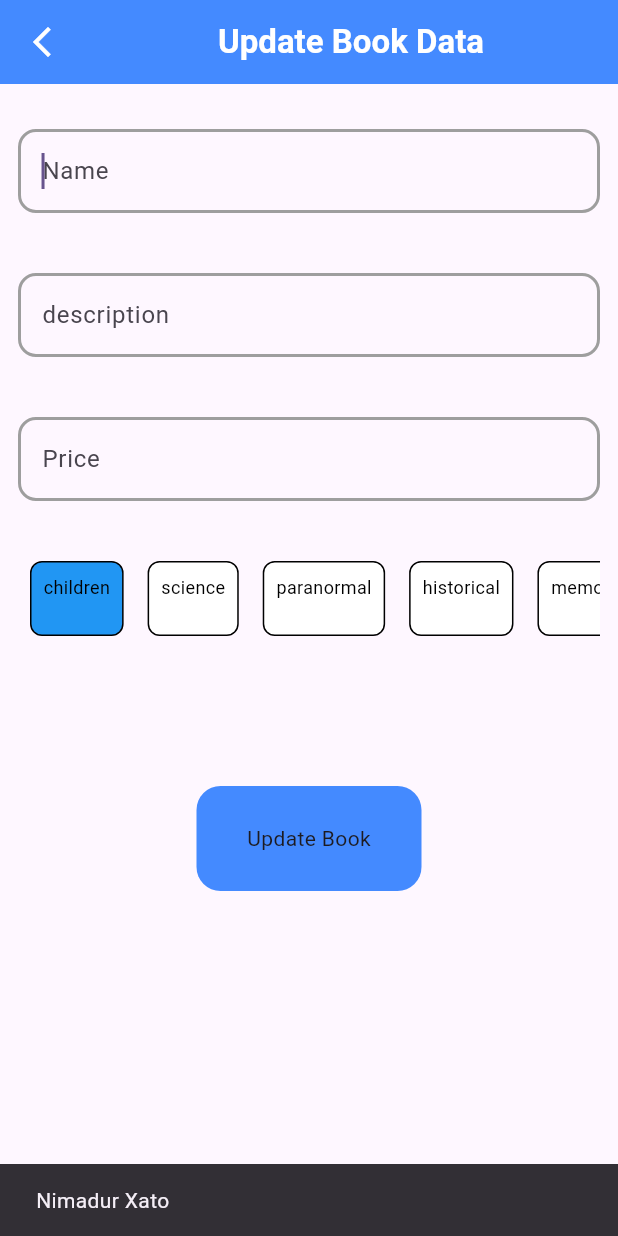
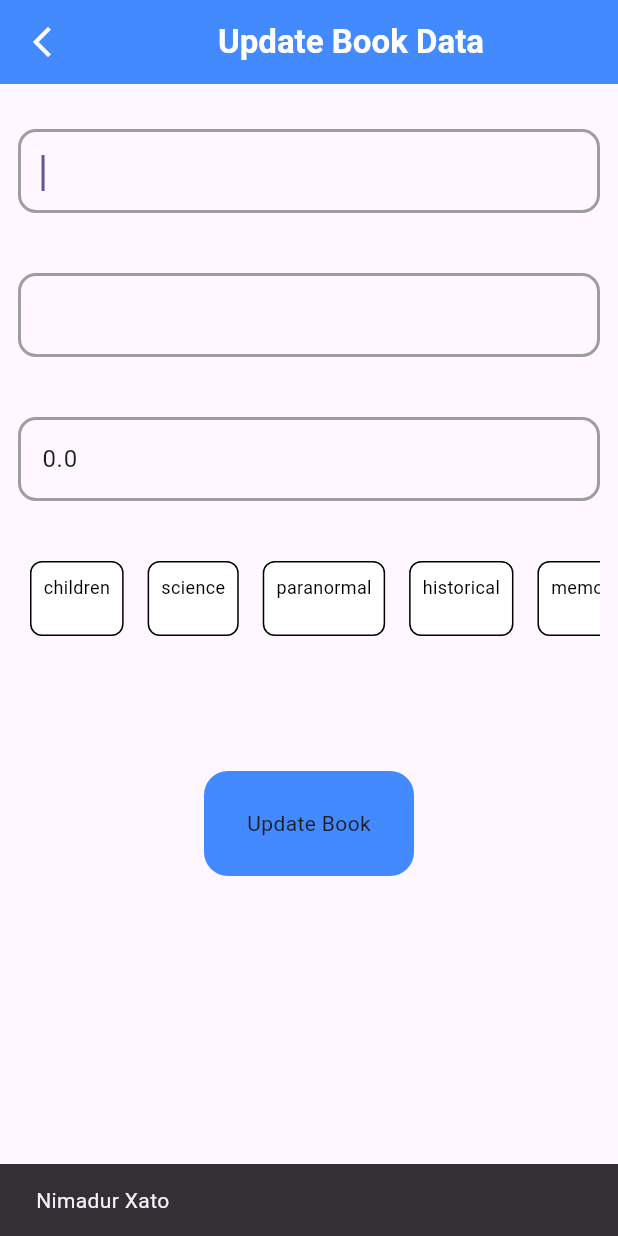
Before and after one commit to Hilola0905/nt_library_app, a Flutter app: the UpdateBookScreen screen opened directly with empty values, after a tap on "Update Book", on a phone screen of 412 x 824 dp. Run offline on Flutter 3.47's test engine with Material 3 defaults, Android fonts, the phone set to English and light mode, and no system bars; network calls fail.

Commit message:
ui qismi

```diff
--- a/lib/screens/add_book_screen/add_book_screen.dart
+++ b/lib/screens/add_book_screen/add_book_screen.dart
@@ -1,3 +1,4 @@
+
 import 'package:flutter/material.dart';
 import 'package:flutter/services.dart';
 import 'package:nt_library_app/model/book_model.dart';
--- a/lib/screens/update_book_screen/update_book_screen.dart
+++ b/lib/screens/update_book_screen/update_book_screen.dart
@@ -8,21 +8,27 @@ import 'package:provider/provider.dart';
 
 class UpdateBookScreen extends StatefulWidget {
   final BookModel bookModel;
-
-  const UpdateBookScreen({super.key, required this.bookModel});
+  const UpdateBookScreen({super.key, required this.bookModel,  });
 
   @override
   State<UpdateBookScreen> createState() => _UpdateBookScreenState();
 }
 
 class _UpdateBookScreenState extends State<UpdateBookScreen> {
-  int activeIndex1 = 0;
 
   var formKey = GlobalKey<FormState>();
   final TextEditingController nameController = TextEditingController();
-  final TextEditingController descriptionController = TextEditingController();
-  final TextEditingController priceController = TextEditingController();
-
+  late  final TextEditingController descriptionController = TextEditingController();
+  late final TextEditingController priceController = TextEditingController();
+  late int activeIndex;
+  @override
+  void initState() {
+    activeIndex=widget.bookModel.categoryId;
+    nameController.text=widget.bookModel.name;
+    descriptionController.text=widget.bookModel.description;
+    priceController.text=widget.bookModel.price.toString();
+    super.initState();
+  }
   @override
   Widget build(BuildContext context) {
     return AnnotatedRegion(
@@ -58,18 +64,11 @@ class _UpdateBookScreenState extends State<UpdateBookScreen> {
               children: [
                 TextFormField(
                   keyboardType: TextInputType.text,
-                  validator: (String? value) {
-                    if (value == null || value.isEmpty) {
-                      return "Name Xato";
-                    } else {
-                      return null;
-                    }
-                  },
                   autofocus: true,
                   controller: nameController,
                   autovalidateMode: AutovalidateMode.onUserInteraction,
                   decoration: InputDecoration(
-                    hintText: "Name",
+                    hintText: widget.bookModel.name,
                     enabledBorder: OutlineInputBorder(
                       borderRadius: BorderRadius.circular(12),
                       borderSide: const BorderSide(
@@ -107,18 +106,11 @@ class _UpdateBookScreenState extends State<UpdateBookScreen> {
                   maxLines: 1,
 
                   keyboardType: TextInputType.text,
-                  validator: (String? value) {
-                    if (value == null) {
-                      return " Description is error";
-                    } else {
-                      return null;
-                    }
-                  },
                   controller: descriptionController,
                   autovalidateMode: AutovalidateMode.onUserInteraction,
                   decoration: InputDecoration(
                     //contentPadding: EdgeInsets.only(bottom: MediaQuery.of(context).viewInsets.bottom),
-                    hintText: "description",
+                    hintText: widget.bookModel.description,
                     enabledBorder: OutlineInputBorder(
                       borderRadius: BorderRadius.circular(12),
                       borderSide: const BorderSide(
@@ -156,17 +148,10 @@ class _UpdateBookScreenState extends State<UpdateBookScreen> {
                   onTap: () {},
                   //  obscureText: true,
                   keyboardType: TextInputType.number,
-                  validator: (String? value) {
-                    if (value == null || value.isEmpty) {
-                      return " Description is error";
-                    } else {
-                      return null;
-                    }
-                  },
                   controller: priceController,
                   autovalidateMode: AutovalidateMode.onUserInteraction,
                   decoration: InputDecoration(
-                    hintText: "Price",
+                    hintText: widget.bookModel.price.toString(),
                     enabledBorder: OutlineInputBorder(
                       borderRadius: BorderRadius.circular(12),
                       borderSide: const BorderSide(
@@ -208,18 +193,21 @@ class _UpdateBookScreenState extends State<UpdateBookScreen> {
                       ...List.generate(
                         CategoryNames.values.length,
                         (index) => Ink(
+                            padding: const EdgeInsets.symmetric(horizontal: 8),
                           child: InkWell(
+                            borderRadius: BorderRadius.circular(8),
                             onTap: () {
+                              print("$index  index");
                               setState(() {
-                                activeIndex1 = index;
+                                activeIndex= index+1;
                               });
                             },
                             child: Container(
+
                               padding: const EdgeInsets.symmetric(
                                   vertical: 8, horizontal: 8),
-                              margin: const EdgeInsets.symmetric(horizontal: 8),
                               decoration: BoxDecoration(
-                                color: activeIndex1 == index
+                                color:activeIndex-1== index
                                     ? Colors.blue
                                     : Colors.white,
                                 borderRadius: BorderRadius.circular(8),
@@ -229,7 +217,7 @@ class _UpdateBookScreenState extends State<UpdateBookScreen> {
                               ),
                               child: Text(
                                 CategoryNames.values[index].name,
-                                style: TextStyle(
+                                style: const TextStyle(
                                   fontSize: 12,
                                   fontWeight: FontWeight.w400,
                                   color: Colors.black,
@@ -242,7 +230,7 @@ class _UpdateBookScreenState extends State<UpdateBookScreen> {
                     ],
                   ),
                 ),
-                SizedBox(height: 100),
+                const SizedBox(height: 90),
                 Ink(
                   child: InkWell(
                     onTap: () {
@@ -252,17 +240,18 @@ class _UpdateBookScreenState extends State<UpdateBookScreen> {
                         price: double.parse(priceController.text.isEmpty
                             ? "0"
                             : priceController.text),
-                        categoryId: activeIndex1,
+                        categoryId: activeIndex,
                       );
 
                       if (BookModel.canAddDatabase(myBookModel) && formKey.currentState!.validate()) {
-                        context.read<BookViewModel>().updateBook(myBookModel);
-                        // context.read<BookViewModel>().getAllBooks();
-                        ScaffoldMessenger.of(context).showSnackBar(
+                         context.read<BookViewModel>().updateBook(myBookModel);
+                         context.read<BookViewModel>().getAllBooks();
+                         ScaffoldMessenger.of(context).showSnackBar(
                           const SnackBar(
                             content: Text("SUCCESS"),
                           ),
                         );
+                        Navigator.pop(context);
                       }else{
                         ScaffoldMessenger.of(context).showSnackBar(
                           const SnackBar(
@@ -272,19 +261,19 @@ class _UpdateBookScreenState extends State<UpdateBookScreen> {
                       }
                     },
                     child: Container(
-                      width: 150,
+                      width: 140,
                       height: 70,
                       decoration: BoxDecoration(
                         color: Colors.blueAccent,
                         borderRadius: BorderRadius.circular(16),
                       ),
-                      child: Center(
+                      child: const  Center(
                         child: Text("Update Book"),
                       ),
                     ),
                   ),
                 ),
-                SizedBox(height: 10),
+
               ],
             ),
           ),
```
Also changed, not shown: lib/main.dart (+2 -63 lines), lib/screens/home_screen/home_screen.dart (+35 -9 lines). Lines whose indentation alone changed are shown as unchanged.
